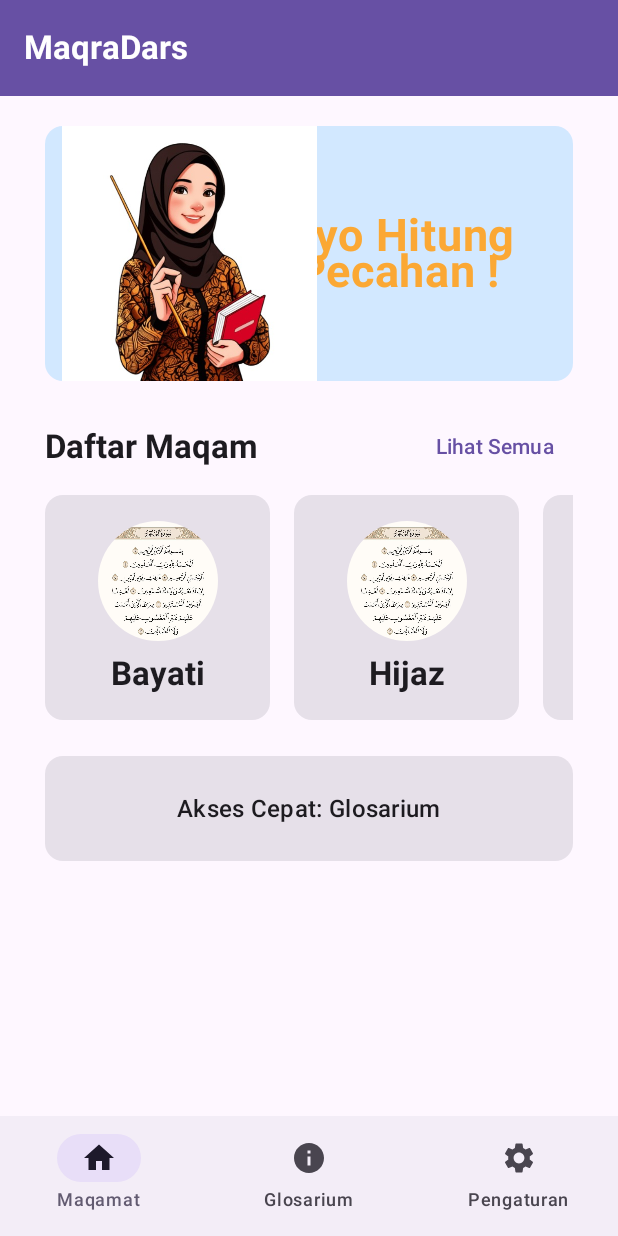
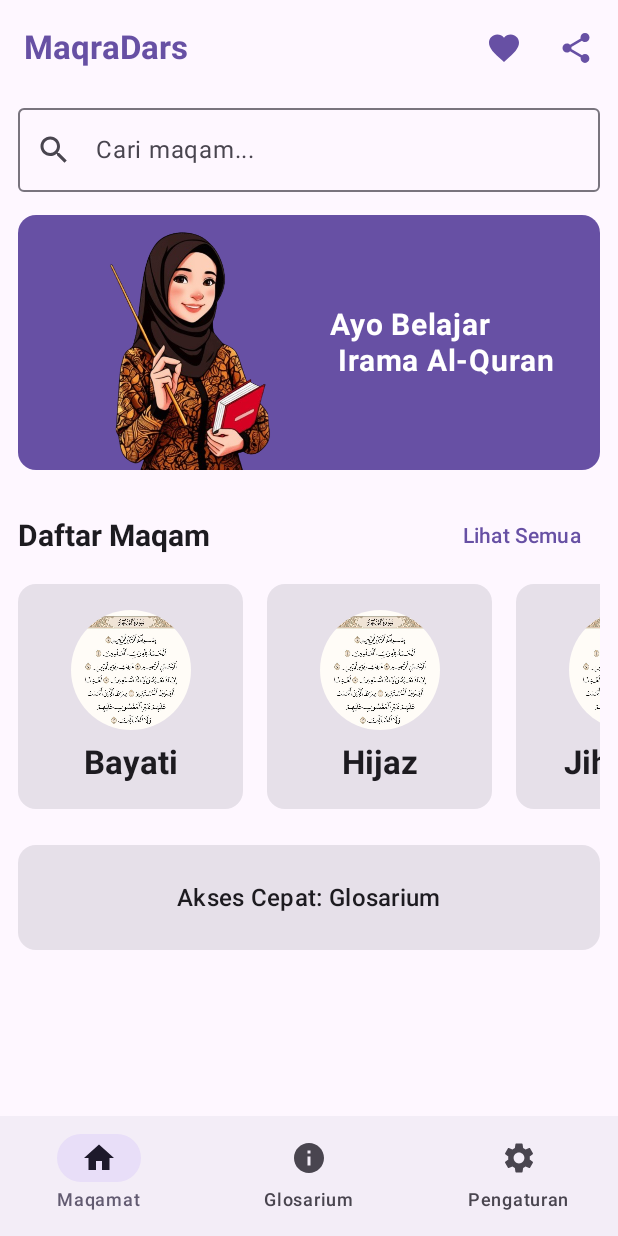
Before and after one commit to almagribii/MaqraDars, an Android app built with Jetpack Compose: the screen it shows after launch (MainActivity), on a phone screen of 412 x 824 dp. Run offline under Robolectric (Android 15) with nearby library versions, the phone set to English and light mode, and no system bars; our stand-ins replace Room's generated code.

Commit message:
update UI

```diff
--- a/app/build.gradle.kts
+++ b/app/build.gradle.kts
@@ -81,5 +81,6 @@ dependencies {
 
     implementation("androidx.navigation:navigation-compose:2.7.7")
     implementation("androidx.compose.material:material-icons-extended:1.6.8")
+    implementation("androidx.core:core-splashscreen:1.0.1")
 
 }
--- a/app/src/main/AndroidManifest.xml
+++ b/app/src/main/AndroidManifest.xml
@@ -19,7 +19,7 @@
         android:label="@string/app_name"
         android:roundIcon="@mipmap/ic_maqradars_round"
         android:supportsRtl="true"
-        android:theme="@style/Theme.MaqraDars" >
+        android:theme="@style/Theme.App.Starting" >
 
 
         <activity
--- a/app/src/main/java/com/maqradars/MainActivity.kt
+++ b/app/src/main/java/com/maqradars/MainActivity.kt
@@ -65,6 +65,7 @@ import androidx.compose.ui.graphics.Color
 import androidx.compose.ui.layout.ContentScale
 import androidx.compose.ui.res.painterResource
 import androidx.compose.ui.text.font.FontWeight
+import androidx.core.splashscreen.SplashScreen.Companion.installSplashScreen
 import com.maqradars.data.entity.User
 import com.maqradars.ui.screens.AboutScreen
 import com.maqradars.ui.screens.PrivacyPolicyScreen
@@ -77,6 +78,7 @@ class MainActivity : ComponentActivity() {
 
 
     override fun onCreate(savedInstanceState: Bundle?) {
+        val splashScreen = installSplashScreen()
         super.onCreate(savedInstanceState)
         val isSystemInDarkMode = (applicationContext.resources.configuration.uiMode and Configuration.UI_MODE_NIGHT_MASK) == Configuration.UI_MODE_NIGHT_YES
         addInitialData(isSystemInDarkMode)
--- a/app/src/main/java/com/maqradars/data/repository/MaqamRepository.kt
+++ b/app/src/main/java/com/maqradars/data/repository/MaqamRepository.kt
@@ -72,4 +72,8 @@ class MaqamRepository(
     suspend fun updateUser(user: User) {
         userDao.updateUser(user)
     }
+
+    suspend fun updateMaqam(maqam: Maqam){
+        maqamDao.updateMaqam(maqam)
+    }
 }
--- a/app/src/main/java/com/maqradars/ui/screens/MaqamListScreen.kt
+++ b/app/src/main/java/com/maqradars/ui/screens/MaqamListScreen.kt
@@ -13,13 +13,20 @@ import androidx.compose.foundation.layout.height
 import androidx.compose.foundation.layout.offset
 import androidx.compose.foundation.layout.padding
 import androidx.compose.foundation.layout.size
+import androidx.compose.foundation.lazy.LazyColumn
 import androidx.compose.foundation.lazy.LazyRow
 import androidx.compose.foundation.lazy.items
 import androidx.compose.foundation.shape.RoundedCornerShape
+import androidx.compose.foundation.text.KeyboardOptions
+import androidx.compose.material.icons.Icons
+import androidx.compose.material.icons.filled.Search
 import androidx.compose.material3.Card
 import androidx.compose.material3.CardDefaults
+import androidx.compose.material3.Divider
 import androidx.compose.material3.ExperimentalMaterial3Api
+import androidx.compose.material3.Icon
 import androidx.compose.material3.MaterialTheme
+import androidx.compose.material3.OutlinedTextField
 import androidx.compose.material3.Scaffold
 import androidx.compose.material3.Text
 import androidx.compose.material3.TextButton
@@ -28,6 +35,9 @@ import androidx.compose.material3.TopAppBarDefaults
 import androidx.compose.runtime.Composable
 import androidx.compose.runtime.collectAsState
 import androidx.compose.runtime.getValue
+import androidx.compose.runtime.mutableStateOf
+import androidx.compose.runtime.remember
+import androidx.compose.runtime.setValue
 import androidx.compose.ui.Alignment
 import androidx.compose.ui.Modifier
 import androidx.compose.ui.graphics.Color
@@ -35,10 +45,12 @@ import androidx.compose.ui.graphics.graphicsLayer
 import androidx.compose.ui.layout.ContentScale
 import androidx.compose.ui.res.painterResource
 import androidx.compose.ui.text.font.FontWeight
+import androidx.compose.ui.text.input.ImeAction
 import androidx.compose.ui.unit.dp
 import androidx.compose.ui.unit.sp
 import androidx.compose.ui.zIndex
 import com.maqradars.R
+import com.maqradars.ui.screens.GlosariumItem
 import com.maqradars.ui.viewmodel.MaqamViewModel
 
 @OptIn(ExperimentalMaterial3Api::class)
@@ -48,9 +60,16 @@ fun MaqamListScreen(
     onMaqamClick: (Long, String) -> Unit,
     // Parameter padding untuk menampung nilai dari Scaffold di luar
     contentPadding: PaddingValues
+
 ) {
     val maqamat by viewModel.allMaqamat.collectAsState(initial = emptyList())
 
+    var searchQuery by remember { mutableStateOf("") }
+
+    val glosariumTerms by viewModel.allGlosariumTerms.collectAsState(initial = emptyList())
+    val filteredMaqamat = maqamat.filter {
+        it.name.contains(searchQuery, ignoreCase = true) || it.description.contains(searchQuery, ignoreCase = true)
+    }
     // Hapus Scaffold di sini
     Column(
         modifier = Modifier
@@ -58,12 +77,30 @@ fun MaqamListScreen(
             // Gunakan padding yang diterima dari parameter
             .padding(contentPadding)
     ) {
+        Column(
+            modifier = Modifier
+                .fillMaxWidth()
+        ) {
+            OutlinedTextField(
+                value = searchQuery,
+                onValueChange = { searchQuery = it },
+                label = { Text("Cari maqam...") },
+                singleLine = true,
+                leadingIcon = { Icon(Icons.Default.Search, contentDescription = null) },
+                modifier = Modifier
+                    .fillMaxWidth()
+                    .padding(horizontal = 12.dp),
+                keyboardOptions = KeyboardOptions(imeAction = ImeAction.Search)
+            )
+
+
+        }
 
         Column(
             modifier = Modifier
                 .weight(1f)
                 .fillMaxWidth()
-                .padding(horizontal = 30.dp, vertical = 20.dp),
+                .padding(horizontal = 12.dp, vertical = 15.dp),
             horizontalAlignment = Alignment.CenterHorizontally
         ) {
             // Banner
@@ -76,13 +113,15 @@ fun MaqamListScreen(
                 Box(
                     modifier = Modifier
                         .fillMaxSize()
-                        .background(Color(0xFFD2E8FF), shape = RoundedCornerShape(12.dp))
+                        .background(
+                            color = MaterialTheme.colorScheme.primary,
+                            shape = RoundedCornerShape(12.dp))
                         .zIndex(1f)
                 ) {
                     Text(
-                        text = "Ayo Hitung \n Pecahan !",
-                        color = Color(0xFFFBA834),
-                        fontSize = 30.sp,
+                        text = "Ayo Belajar \n Irama Al-Quran",
+                        color = MaterialTheme.colorScheme.onPrimary,
+                        fontSize = 20.sp,
                         fontWeight = FontWeight.Bold,
                         modifier = Modifier
                             .align(Alignment.CenterEnd)
@@ -111,6 +150,7 @@ fun MaqamListScreen(
             ) {
                 Text(
                     text = "Daftar Maqam",
+                    fontSize = 20.sp,
                     style = MaterialTheme.typography.titleLarge,
                     fontWeight = FontWeight.Bold
                 )
@@ -126,7 +166,7 @@ fun MaqamListScreen(
                 horizontalArrangement = Arrangement.spacedBy(16.dp),
                 contentPadding = PaddingValues(horizontal = 0.dp)
             ) {
-                items(maqamat) { maqam ->
+                items(filteredMaqamat) { maqam ->
                     MaqamCardItem(maqam = maqam, onMaqamClick = onMaqamClick)
                 }
             }
--- a/app/src/main/java/com/maqradars/ui/screens/MaqraDarsApp.kt
+++ b/app/src/main/java/com/maqradars/ui/screens/MaqraDarsApp.kt
@@ -1,7 +1,11 @@
 import androidx.compose.foundation.layout.fillMaxSize
 import androidx.compose.foundation.layout.padding
+import androidx.compose.material.icons.Icons
+import androidx.compose.material.icons.filled.Favorite
+import androidx.compose.material.icons.filled.Share
 import androidx.compose.material3.ExperimentalMaterial3Api
 import androidx.compose.material3.Icon
+import androidx.compose.material3.IconButton
 import androidx.compose.material3.MaterialTheme
 import androidx.compose.material3.NavigationBar
 import androidx.compose.material3.NavigationBarItem
@@ -43,9 +47,26 @@ fun MaqraDarsApp(
                 TopAppBar(
                     title = { Text(text = "MaqraDars", fontWeight = FontWeight.Bold) },
                     colors = TopAppBarDefaults.topAppBarColors(
-                        containerColor = MaterialTheme.colorScheme.primary,
-                        titleContentColor = MaterialTheme.colorScheme.onPrimary
-                    )
+                        containerColor = MaterialTheme.colorScheme.background,
+                        titleContentColor = MaterialTheme.colorScheme.primary
+                    ),
+                    actions = {
+                        IconButton(onClick = {}) {
+                            Icon(
+                                imageVector = Icons.Filled.Favorite,
+                                contentDescription = "Favorite",
+                                tint = MaterialTheme.colorScheme.primary
+                            )
+
+                        }
+                        IconButton(onClick = { /* Handle klik ikon kedua */ }) {
+                            Icon(
+                                imageVector = Icons.Filled.Share,
+                                contentDescription = "Bagikan",
+                                tint = MaterialTheme.colorScheme.primary
+                            )
+                        }
+                    }
                 )
             }
         },
--- a/app/src/main/java/com/maqradars/ui/viewmodel/MaqamViewModel.kt
+++ b/app/src/main/java/com/maqradars/ui/viewmodel/MaqamViewModel.kt
@@ -66,4 +66,14 @@ class MaqamViewModel(private val repository: MaqamRepository) : ViewModel() {
     suspend fun insertGlosariumTerm(term: GlosariumTerm) {
         // Implementasi opsional
     }
+
+    fun toggleFavorite(maqamId: Long) {
+        viewModelScope.launch {
+            val maqam = repository.getMaqamById(maqamId)
+            if (maqam != null) {
+                val updatedMaqam = maqam.copy(isFavorite = !maqam.isFavorite)
+                repository.updateMaqam(updatedMaqam)
+            }
+        }
+    }
 }
--- a/app/src/main/res/values/themes.xml
+++ b/app/src/main/res/values/themes.xml
@@ -1,5 +1,12 @@
-<?xml version="1.0" encoding="utf-8"?>
 <resources>
+    <style name="Theme.MaqraDars" parent="android:Theme.Material.Light.NoActionBar" />
 
-    <style name="Theme.MaqraDars" parent="android:Theme.Material.Light.NoActionBar" />
+    <style name="Theme.App.Starting" parent="Theme.SplashScreen">
+        <item name="android:windowBackground">@color/lb_grey</item>
+        <item name="windowSplashScreenAnimatedIcon">@drawable/ic_maqradars</item>
+        <item name="windowSplashScreenAnimationDuration">1000</item>
+        <item name="android:statusBarColor">@color/white</item>
+        <item name="android:navigationBarColor">@color/black</item>
+        <item name="postSplashScreenTheme">@style/Theme.MaqraDars</item>
+    </style>
 </resources>
```
Also changed, not shown: app/src/main/res/drawable/ustadzah.jpeg (deleted), app/src/main/res/drawable/ustadzah.png (added).
